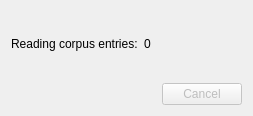
rug-compling/dact, file ui/OpenProgressDialog.ui: the form before one commit.
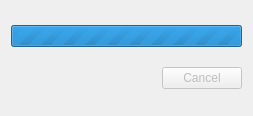
The form after the commit.

Commit message: Switched open progress dialog counter for a indetermined progress bar since the current interface of alpinocorpus does not support progress polls while instantiating a CorpusReader

```diff
--- a/ui/OpenProgressDialog.ui
+++ b/ui/OpenProgressDialog.ui
@@ -21,22 +21,17 @@
   </property>
   <layout class="QVBoxLayout" name="verticalLayout">
    <item>
-    <layout class="QHBoxLayout" name="horizontalLayout">
-     <item>
-      <widget class="QLabel" name="label">
-       <property name="text">
-        <string>Reading corpus entries:</string>
-       </property>
-      </widget>
-     </item>
-     <item>
-      <widget class="QLabel" name="nEntriesLabel">
-       <property name="text">
-        <string>0</string>
-       </property>
-      </widget>
-     </item>
-    </layout>
+    <widget class="QProgressBar" name="progressBar">
+     <property name="maximum">
+      <number>0</number>
+     </property>
+     <property name="value">
+      <number>-1</number>
+     </property>
+     <property name="invertedAppearance">
+      <bool>false</bool>
+     </property>
+    </widget>
    </item>
    <item>
     <widget class="QDialogButtonBox" name="buttonBox">
```
The commit also changes 4 other files.
